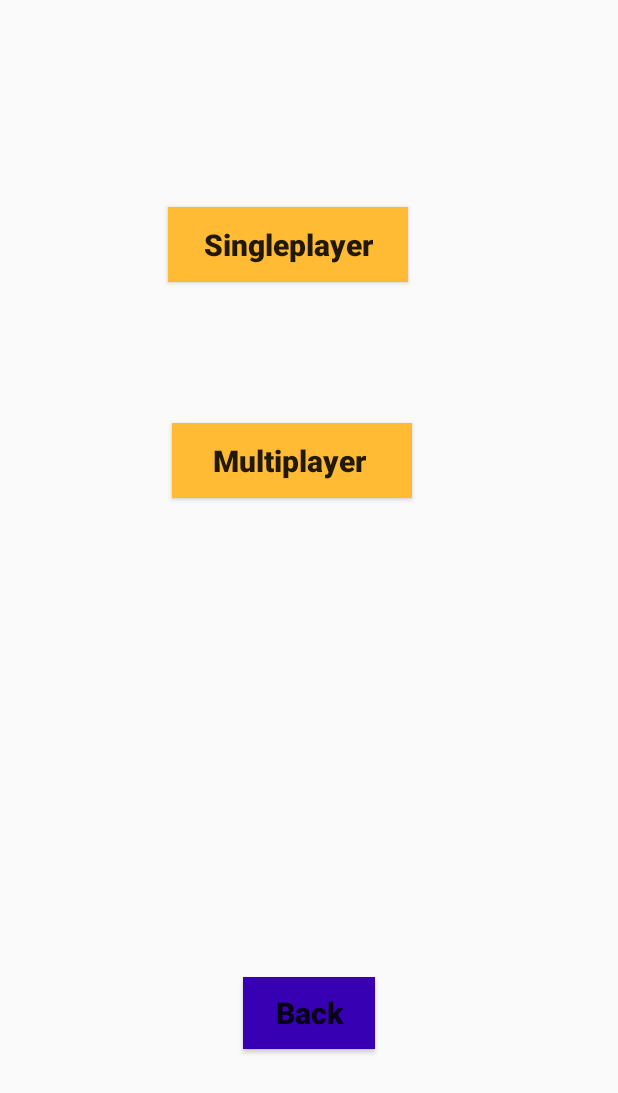
After one commit to 702Hussein/Muehle, an Android app: the SecondActivity screen opened directly, with no data from a screen before it, on a phone screen of 412 x 824 dp. The commit adds this screen. Shown: the top 1093 px of the screen. Run offline under Robolectric (Android 15) with nearby library versions, the phone set to English and light mode, and no system bars.

Commit message:
created: - Second Activity (activity name should be changed) - SinglePlayer Activity - MultiyPlaer Activity
Buttons:
- back
- SinglePlayer
- MultiyPlaer

```diff
--- a/app/src/main/AndroidManifest.xml
+++ b/app/src/main/AndroidManifest.xml
@@ -16,6 +16,9 @@
                 <category android:name="android.intent.category.LAUNCHER" />
             </intent-filter>
         </activity>
+        <activity android:name=".SecondActivity" />
+        <activity android:name=".SinglePlayerActivity" />
+        <activity android:name=".MultiPlayerActivity"></activity>
     </application>
 
 </manifest>
--- /dev/null
+++ b/app/src/main/java/com/example/abdelgani/muehle/SecondActivity.java
@@ -0,0 +1,64 @@
+package com.example.abdelgani.muehle;
+
+import android.content.Intent;
+import android.support.v7.app.AppCompatActivity;
+import android.os.Bundle;
+import android.view.View;
+import android.widget.Button;
+
+public class SecondActivity extends AppCompatActivity {
+
+
+    public Button back;
+    public Button SinglePlayer;
+    public Button MultiPlyer;
+
+
+    public void BackToMainActivity()
+    {
+        back = (Button)findViewById( R.id.btnBackID);
+        back.setOnClickListener( new View.OnClickListener() {
+            @Override
+            public void onClick(View view) {
+                Intent BackToMainActivity = new Intent(SecondActivity.this, MainActivity.class);
+                startActivity( BackToMainActivity);
+            }
+        } );
+    }
+
+    public void OpenSinglePlyerActivity()
+    {
+        SinglePlayer = (Button) findViewById( R.id.btnSinglePlayerID );
+        SinglePlayer.setOnClickListener( new View.OnClickListener() {
+            @Override
+            public void onClick(View view) {
+                Intent OpenSinglePlayerActivity = new Intent( SecondActivity.this, SinglePlayerActivity.class );
+                startActivity( OpenSinglePlayerActivity);
+            }
+        } );
+    }
+
+    public void OpenMultiPlyerActivity()
+    {
+        MultiPlyer = (Button)findViewById( R.id.btnMultiPlyerActivity );
+        MultiPlyer.setOnClickListener( new View.OnClickListener() {
+            @Override
+            public void onClick(View view) {
+                Intent OpenMultiPlayerActivity = new Intent( SecondActivity.this, MultiPlayerActivity.class );
+                startActivity( OpenMultiPlayerActivity );
+            }
+        } );
+    }
+
+
+    @Override
+    protected void onCreate(Bundle savedInstanceState) {
+        super.onCreate( savedInstanceState );
+        setContentView( R.layout.activity_second );
+
+        BackToMainActivity();
+        OpenSinglePlyerActivity();
+        OpenMultiPlyerActivity();
+
+    }
+}
--- /dev/null
+++ b/app/src/main/res/layout/activity_second.xml
@@ -0,0 +1,60 @@
+<?xml version="1.0" encoding="utf-8"?>
+<android.support.constraint.ConstraintLayout xmlns:android="http://schemas.android.com/apk/res/android"
+    xmlns:app="http://schemas.android.com/apk/res-auto"
+    xmlns:tools="http://schemas.android.com/tools"
+    android:layout_width="match_parent"
+    android:layout_height="match_parent"
+    tools:context=".SecondActivity">
+
+    <Button
+        android:id="@+id/btnSinglePlayerID"
+        android:layout_width="160dp"
+        android:layout_height="50dp"
+        android:layout_marginTop="16dp"
+        android:background="@android:color/holo_orange_light"
+        android:elevation="0dp"
+        android:text="Singleplayer"
+        android:textAllCaps="false"
+        android:textSize="20sp"
+        android:textStyle="bold"
+        app:layout_constraintBottom_toBottomOf="parent"
+        app:layout_constraintEnd_toEndOf="parent"
+        app:layout_constraintHorizontal_bias="0.445"
+        app:layout_constraintStart_toStartOf="parent"
+        app:layout_constraintTop_toTopOf="parent"
+        app:layout_constraintVertical_bias="0.161" />
+
+    <Button
+        android:id="@+id/btnMultiPlyerActivity"
+        android:layout_width="160dp"
+        android:layout_height="50dp"
+        android:background="@android:color/holo_orange_light"
+        android:text="Multiplayer "
+        android:textAllCaps="false"
+        android:textSize="20sp"
+        android:textStyle="bold"
+        app:layout_constraintBottom_toBottomOf="parent"
+        app:layout_constraintEnd_toEndOf="parent"
+        app:layout_constraintHorizontal_bias="0.456"
+        app:layout_constraintStart_toStartOf="parent"
+        app:layout_constraintTop_toBottomOf="@+id/btnSinglePlayerID"
+        app:layout_constraintVertical_bias="0.16" />
+
+    <Button
+        android:id="@+id/btnBackID"
+        android:layout_width="wrap_content"
+        android:layout_height="wrap_content"
+        android:layout_marginBottom="4dp"
+        android:background="@color/design_default_color_primary_dark"
+        android:text="Back"
+        android:textAllCaps="false"
+        android:textSize="20sp"
+        android:textStyle="bold"
+        app:layout_constraintBottom_toBottomOf="parent"
+        app:layout_constraintEnd_toEndOf="parent"
+        app:layout_constraintStart_toStartOf="parent"
+        app:layout_constraintTop_toBottomOf="@+id/btnMultiPlyerActivity"
+        app:layout_constraintVertical_bias="0.725" />
+
+
+</android.support.constraint.ConstraintLayout>
--- a/app/src/main/res/values/colors.xml
+++ b/app/src/main/res/values/colors.xml
@@ -2,5 +2,5 @@
 <resources>
     <color name="colorPrimary">#3F51B5</color>
     <color name="colorPrimaryDark">#0a0a0a</color>
-    <color name="colorAccent">#FF4081</color>
+    <color name="colorAccent">#fcf9fa</color>
 </resources>
```
Also changed, not shown: app/src/main/java/com/example/abdelgani/muehle/MainActivity.java (+23 -8 lines), app/src/main/java/com/example/abdelgani/muehle/MultiPlayerActivity.java (added, +13 -0 lines), app/src/main/java/com/example/abdelgani/muehle/SinglePlayerActivity.java (added, +13 -0 lines), app/src/main/res/layout/activity_main.xml (+36 -37 lines), app/src/main/res/layout/activity_multi_player.xml (added, +19 -0 lines), app/src/main/res/layout/activity_single_player.xml (added, +19 -0 lines).
